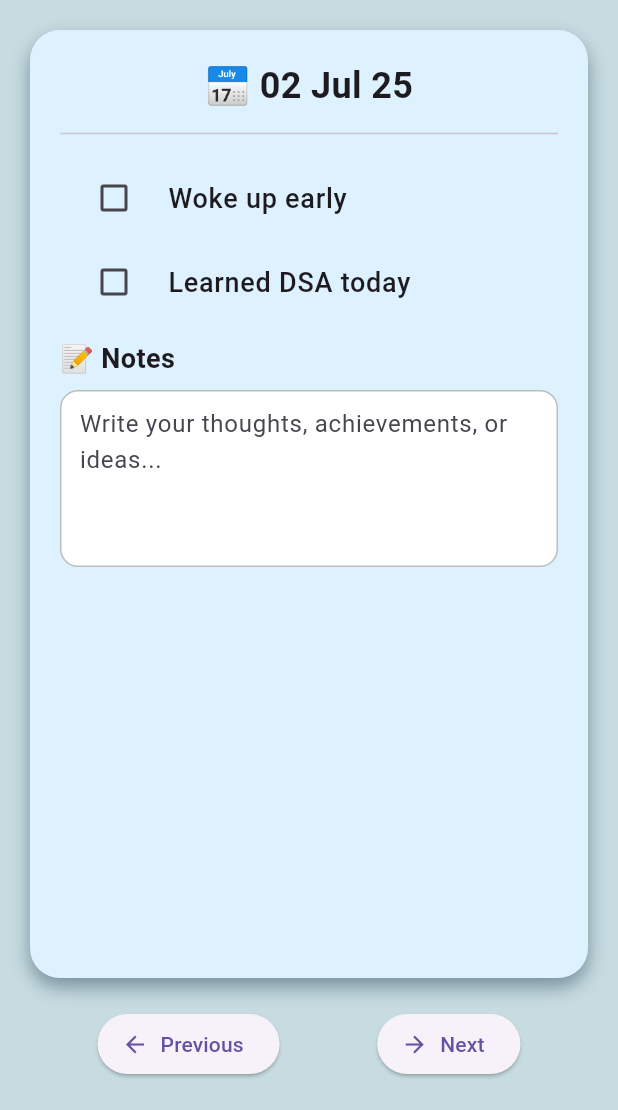
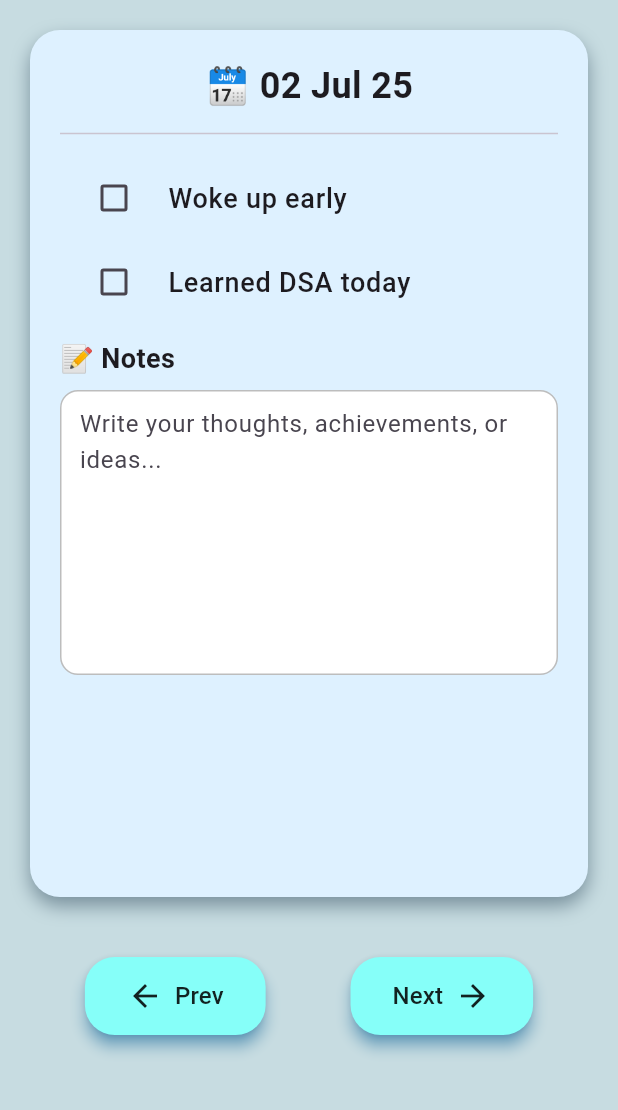
Before and after one commit to pritam-t/TrackStack, a Flutter app: the screen it shows after launch, after a tap on "Next", on a phone screen of 412 x 824 dp, the part 126-1236 px from its top. Run offline on Flutter 3.47's test engine with Material 3 defaults, Android fonts, the phone set to English and light mode, and no system bars; our stand-ins replace shared_preferences; Roboto replaces fonts that are missing (Merri).

Commit message:
Final v3

```diff
--- /dev/null
+++ b/devtools_options.yaml
@@ -0,0 +1,3 @@
+description: This file stores settings for Dart & Flutter DevTools.
+documentation: https://docs.flutter.dev/tools/devtools/extensions#configure-extension-enablement-states
+extensions:
--- a/lib/pages/daily_page.dart
+++ b/lib/pages/daily_page.dart
@@ -72,6 +72,8 @@ class _DailyPagesState extends State<DailyPages> with TickerProviderStateMixin {
     _initializeTasks();
   }
 
+
+
   Future<void> _initializeTasks() async {
     setState(() => _isLoading = true);
     final loadedTasks = await _loadTasks();
@@ -102,6 +104,8 @@ class _DailyPagesState extends State<DailyPages> with TickerProviderStateMixin {
 
     setState(() => _isLoading = false);
   }
+
+
 
   Future<List<TaskModel>> _loadTasks() async {
     final prefs = await SharedPreferences.getInstance();
@@ -268,19 +272,45 @@ class _DailyPagesState extends State<DailyPages> with TickerProviderStateMixin {
               ),
             ),
             Padding(
-              padding: const EdgeInsets.only(bottom: 20),
+              padding: const EdgeInsets.only(top: 20, bottom: 50),
               child: Row(
                 mainAxisAlignment: MainAxisAlignment.spaceEvenly,
                 children: [
                   ElevatedButton.icon(
                     onPressed: _goToPreviousCard,
-                    icon: const Icon(Icons.arrow_back),
-                    label: const Text("Previous"),
+                    icon: const Icon(Icons.arrow_back, size: 24),
+                    label: const Text("Prev", style: TextStyle(fontSize: 16, fontWeight: FontWeight.w500)),
+                    style: ElevatedButton.styleFrom(
+                      backgroundColor: const Color(0xFF86FFF9), // Soft teal
+                      foregroundColor: Colors.black87,
+                      elevation: 4,
+                      shadowColor: Colors.lightBlueAccent.shade700,
+                      padding: const EdgeInsets.symmetric(horizontal: 28, vertical: 14),
+                      shape: RoundedRectangleBorder(
+                        borderRadius: BorderRadius.circular(20),
+                      ),
+                    ),
                   ),
-                  ElevatedButton.icon(
+                  ElevatedButton(
                     onPressed: _goToNextCard,
-                    icon: const Icon(Icons.arrow_forward),
-                    label: const Text("Next"),
+                    style: ElevatedButton.styleFrom(
+                      backgroundColor:const Color(0xFF86FFF9),
+                      foregroundColor: Colors.black87,
+                      elevation: 4,
+                      shadowColor: Colors.lightBlueAccent.shade700,
+                      padding: const EdgeInsets.symmetric(horizontal: 28, vertical: 14),
+                      shape: RoundedRectangleBorder(
+                        borderRadius: BorderRadius.circular(20),
+                      ),
+                    ),
+                    child: Row(
+                      mainAxisSize: MainAxisSize.min,
+                      children: const [
+                        Text("Next", style: TextStyle(fontSize: 16, fontWeight: FontWeight.w500)),
+                        SizedBox(width: 8),
+                        Icon(Icons.arrow_forward, size: 24),
+                      ],
+                    ),
                   ),
                 ],
               ),
@@ -392,7 +422,7 @@ class _TaskCardContentState extends State<_TaskCardContent> {
         children: [
           Center(
             child: Text(
-                "📅 ${widget.task.date}",
+                "🗓️ ${widget.task.date}",
                 style: const TextStyle(fontSize: 24, fontWeight: FontWeight.bold)),
           ),
           const Divider(thickness: 1, height: 30),
@@ -435,8 +465,8 @@ class _TaskCardContentState extends State<_TaskCardContent> {
             ),
             child: TextField(
               controller: noteController,
-              minLines: 4,
-              maxLines: 6,
+              // minLines: 4,
+              maxLines: 7,
               onTapOutside: (value){
                 FocusScope.of(context).unfocus();
               },
```
